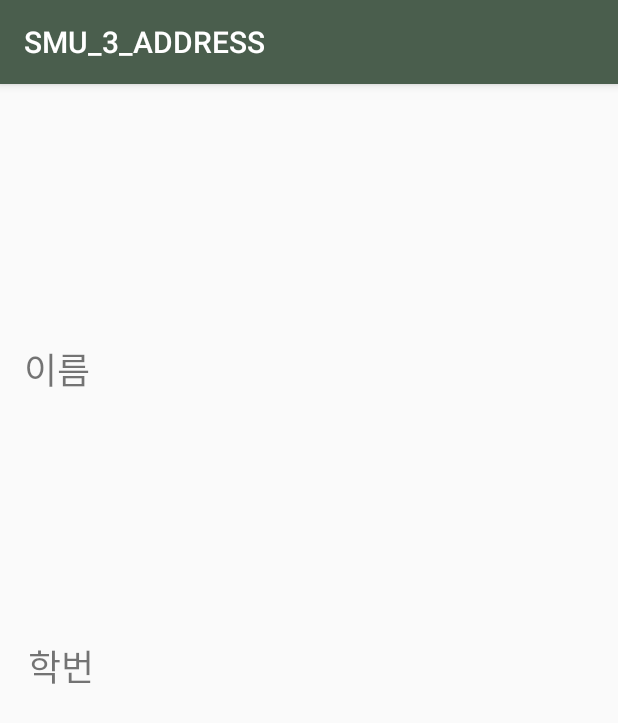
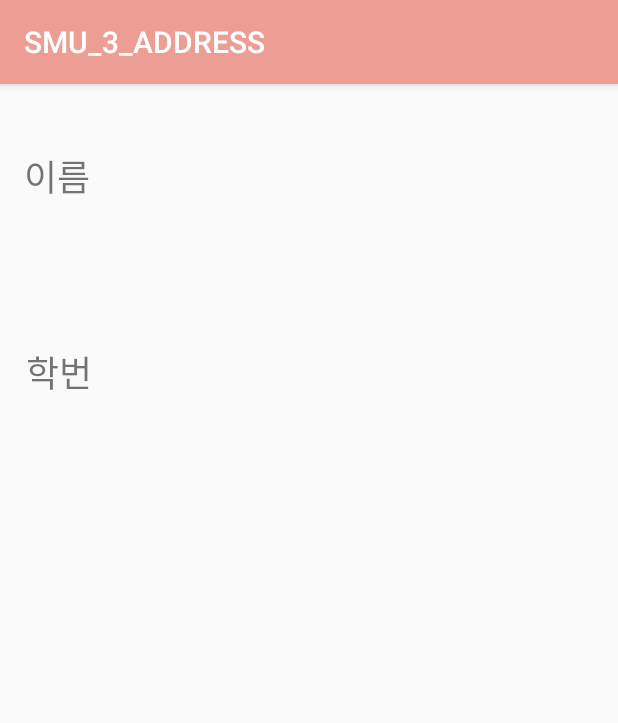
Before and after one commit to kekim98/SMU_3_DEMO, an Android app: the Main3Activity screen opened directly, with no data from a screen before it, on a phone screen of 412 x 824 dp. Shown: the top 723 px of the screen. Run offline under Robolectric (Android 15) with nearby library versions, the phone set to English and light mode, and no system bars; 2 statements that could not run were skipped.

Commit message:
Merge branch 'master' of C:\Users\user\AndroidStudioProjects\SMU_3_DEMO2 with conflicts.

```diff
--- a/app/src/main/res/layout/activity_main.xml
+++ b/app/src/main/res/layout/activity_main.xml
@@ -4,7 +4,6 @@
     xmlns:tools="http://schemas.android.com/tools"
     android:layout_width="match_parent"
     android:layout_height="match_parent"
-    android:background="@drawable/abcd"
     tools:context="example.com.smu_3_demo.MainActivity">
 
     <ListView
--- a/app/src/main/res/layout/activity_main3.xml
+++ b/app/src/main/res/layout/activity_main3.xml
@@ -16,7 +16,7 @@
         app:layout_constraintLeft_toLeftOf="parent"
         app:layout_constraintTop_toTopOf="parent"
         app:layout_constraintBottom_toBottomOf="parent"
-        app:layout_constraintVertical_bias="0.241"
+        app:layout_constraintVertical_bias="0.061"
         tools:ignore="HardcodedText,RtlHardcoded" />
 
     <TextView
@@ -28,11 +28,11 @@
         android:text="학번"
         android:textSize="24sp"
         app:layout_constraintBottom_toBottomOf="parent"
-        app:layout_constraintHorizontal_bias="0.054"
+        app:layout_constraintHorizontal_bias="0.05"
         app:layout_constraintLeft_toLeftOf="parent"
         app:layout_constraintRight_toRightOf="parent"
         app:layout_constraintTop_toTopOf="parent"
-        app:layout_constraintVertical_bias="0.514"
+        app:layout_constraintVertical_bias="0.236"
         tools:ignore="HardcodedText" />
 
     <TextView
@@ -43,11 +43,11 @@
         android:textAppearance="@style/TextAppearance.AppCompat.Display1"
         android:textSize="24sp"
         app:layout_constraintBottom_toBottomOf="parent"
-        app:layout_constraintHorizontal_bias="0.982"
+        app:layout_constraintHorizontal_bias="0.954"
         app:layout_constraintLeft_toLeftOf="parent"
         app:layout_constraintRight_toRightOf="parent"
         app:layout_constraintTop_toTopOf="parent"
-        app:layout_constraintVertical_bias="0.521"
+        app:layout_constraintVertical_bias="0.25"
         tools:ignore="HardcodedText" />
 
     <TextView
@@ -57,10 +57,10 @@
         android:text="TextView"
         android:textSize="24sp"
         app:layout_constraintBottom_toBottomOf="parent"
-        app:layout_constraintHorizontal_bias="0.918"
+        app:layout_constraintHorizontal_bias="0.905"
         app:layout_constraintLeft_toLeftOf="parent"
         app:layout_constraintRight_toRightOf="parent"
         app:layout_constraintTop_toTopOf="parent"
-        app:layout_constraintVertical_bias="0.242"
+        app:layout_constraintVertical_bias="0.061"
         tools:ignore="HardcodedText" />
 </android.support.constraint.ConstraintLayout>
--- a/app/src/main/res/values/colors.xml
+++ b/app/src/main/res/values/colors.xml
@@ -1,6 +1,6 @@
 <?xml version="1.0" encoding="utf-8"?>
 <resources>
-    <color name="colorPrimary">#4a5e4d</color>
-    <color name="colorPrimaryDark">#303d37</color>
-    <color name="colorAccent">#13360e</color>
+    <color name="colorPrimary">#ec9e95</color>
+    <color name="colorPrimaryDark">#f8f8cbba</color>
+    <color name="colorAccent">#ffd92f</color>
 </resources>
```
Also changed, not shown: app/src/main/ic_launcher-web.png (added), app/src/main/res/drawable/abcd.jpg (deleted), app/src/main/res/mipmap-hdpi/ic_launcher.png, app/src/main/res/mipmap-mdpi/ic_launcher.png, app/src/main/res/mipmap-xhdpi/ic_launcher.png, app/src/main/res/mipmap-xxhdpi/ic_launcher.png, app/src/main/res/mipmap-xxxhdpi/ic_launcher.png.
